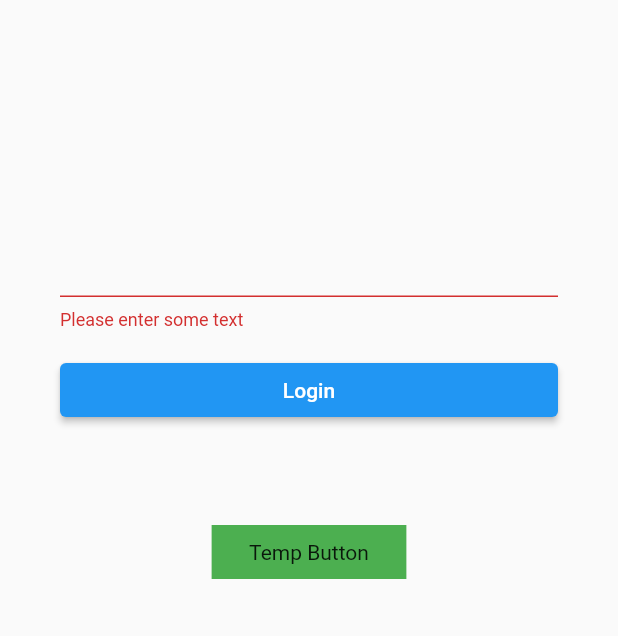
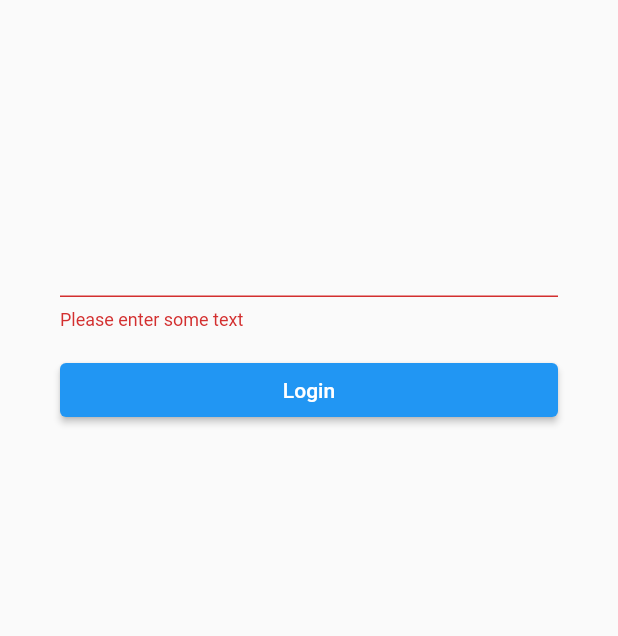
Before and after one commit to nkwook/Tickley, a Flutter app: the screen it shows after launch, after a tap on "Login", on a phone screen of 412 x 824 dp, the part 600-1236 px from its top. Run offline on Flutter 3.47's test engine with Material 2 defaults, Android fonts, the light colour scheme and no system bars; our stand-ins replace carousel_slider.

Commit message:
fix: 로그인 페이지 temp button 삭제

```diff
--- a/lib/main.dart
+++ b/lib/main.dart
@@ -37,15 +37,7 @@ class LoginState extends State<Login> {
         children: <Widget>[
           _appLogo(),
           _loginForm(),
-          Material(
-              color: Colors.green,
-              child: InkWell(
-                onTap: () {},
-                child: Container(
-                    child: Text('Temp Button'),
-                    padding: const EdgeInsets.symmetric(
-                        vertical: 10, horizontal: 25)),
-              ))
+
         ],
       ),
     );
```
Also changed, not shown: 20 other files.
